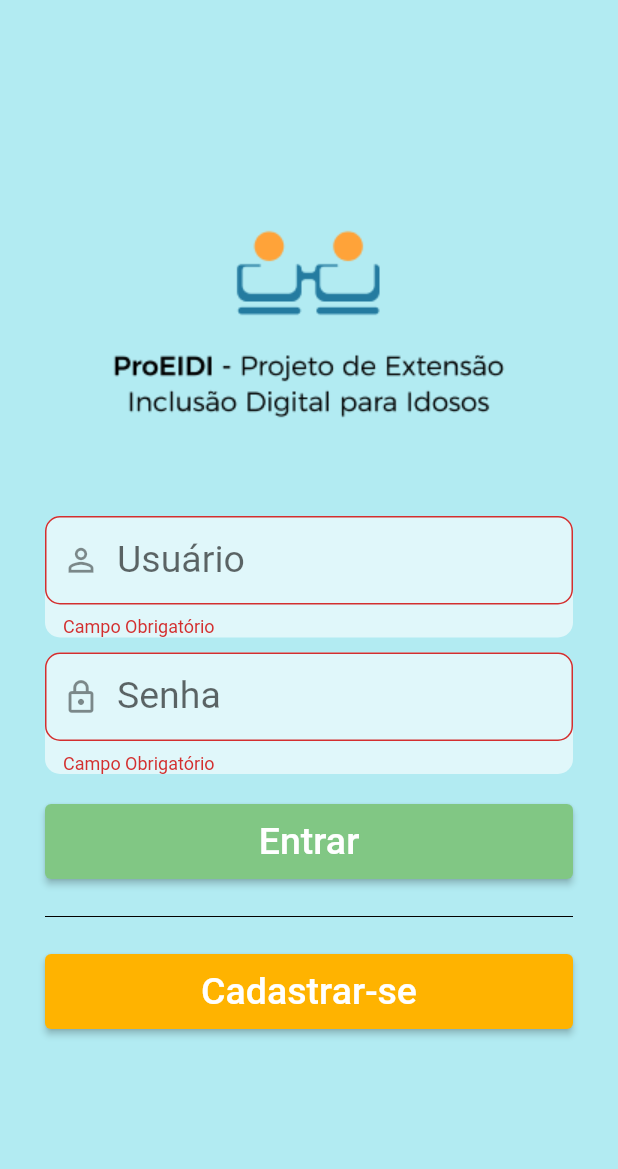
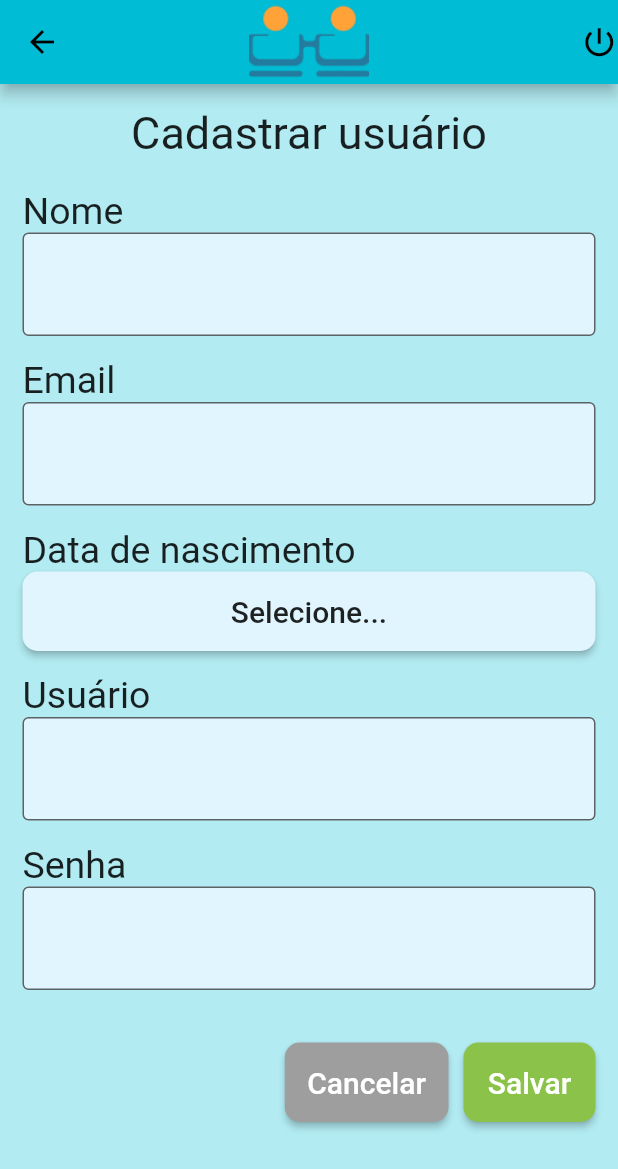
Before and after one commit to genarciso/projeto_forum_proeidi, a Flutter app: the screen it shows after launch, after a tap on "Entrar", after a tap on "Cadastrar-se", on a phone screen of 412 x 824 dp. Shown: the top 1169 px of the screen. Run offline on Flutter 3.47's test engine with Material 2 defaults, Android fonts, the phone set to English and light mode, and no system bars; our stand-ins replace dio, flutter_datetime_picker; missing offline and left inert: flutter_session; network calls fail.

Commit message:
Criado crud de usuario

```diff
--- a/lib/domain/pessoa.model.dart
+++ b/lib/domain/pessoa.model.dart
@@ -1,17 +1,19 @@
 import 'package:projeto_forum_proeidi/domain/tipoDTO.dart';
 
 class PessoaModel extends TipoDTO<num> {
-  final String usuario;
-  final String email;
+  String usuario;
+  String email;
+  String senha;
   DateTime dataNascimento;
 
-  PessoaModel({id, nome, this.usuario, this.email, this.dataNascimento}) : super(id: id, nome: nome);
+  PessoaModel({id, nome, this.usuario, this.email, this.senha, this.dataNascimento}) : super(id: id, nome: nome);
 
   factory PessoaModel.fromJson(Map<String, dynamic> json) => PessoaModel(
     id: json["id"],
     nome: json["nome"],
     usuario: json["usuario"],
     email: json["email"],
+    senha: json["senha"],
     dataNascimento: DateTime.parse(json["dataNascimento"])
   );
 
@@ -20,11 +22,12 @@ class PessoaModel extends TipoDTO<num> {
     "nome": nome,
     "usuario": usuario,
     "email": email,
+    "senha": senha,
     "dataNascimento": dataNascimento.toIso8601String()
   };
 
   @override
   String toString() {
-    return '$usuario: $nome';
+    return '$id, $usuario, $nome, $senha';
   }
 }
--- a/lib/domain/usuario.model.dart
+++ b/lib/domain/usuario.model.dart
@@ -22,7 +22,7 @@ class UsuarioModel extends TipoDTO<num> {
     "nome": nome,
     "usuario": usuario,
     "email": email,
-    "dataNascimento": dataNascimento.toIso8601String(),
+    "dataNascimento": dataNascimento != null ? dataNascimento.toIso8601String() : null,
     "papel": papel
   };
 
--- a/lib/main.dart
+++ b/lib/main.dart
@@ -2,6 +2,7 @@ import 'package:flutter/material.dart';
 import 'package:projeto_forum_proeidi/ui/duvida/duvida.dart';
 import 'package:projeto_forum_proeidi/ui/duvida/duvida_form.dart';
 import 'package:projeto_forum_proeidi/ui/login/login.dart';
+import 'package:projeto_forum_proeidi/ui/perfil/perfil_form.dart';
 import 'package:projeto_forum_proeidi/ui/resposta/resposta.dart';
 import 'package:projeto_forum_proeidi/ui/resposta/resposta_form.dart';
 import 'package:projeto_forum_proeidi/ui/topico/topico.dart';
@@ -27,7 +28,8 @@ class MyApp extends StatelessWidget {
         '/duvida': (context) => DuvidaPage(),
         '/duvida/form': (context) => DuvidaFormPage(),
         '/resposta': (context) => RespostaPage(),
-        '/resposta/form': (context) => RespostaFormPage()
+        '/resposta/form': (context) => RespostaFormPage(),
+        '/perfil/form': (context) => PerfilFormPage()
       },
     );
   }
--- a/lib/ui/login/login.dart
+++ b/lib/ui/login/login.dart
@@ -138,7 +138,7 @@ class _LoginPageState extends State<LoginPage> {
                         },
                       ),
                     ),
-                    onPressed: () {},
+                    onPressed: () {Navigator.of(context).pushNamed("/perfil/form");},
                     child: Container(
                         width: double.infinity,
                         height: 50,
--- a/lib/ui/perfil/perfil_form.dart
+++ b/lib/ui/perfil/perfil_form.dart
@@ -0,0 +1,274 @@
+import 'package:flutter/cupertino.dart';
+import 'package:flutter/material.dart';
+import 'package:flutter_datetime_picker/flutter_datetime_picker.dart';
+import 'package:flutter_session/flutter_session.dart';
+import 'package:projeto_forum_proeidi/domain/pessoa.model.dart';
+import 'package:projeto_forum_proeidi/repository/pessoa.repository.dart';
+import 'package:projeto_forum_proeidi/ui/shared/menus.dart';
+
+class PerfilFormPage extends StatelessWidget {
+  PessoaRepository _pessoaRepository;
+  GlobalKey<FormState> _form  = new GlobalKey();
+  bool _validacao = false;
+  PessoaModel _pessoaForum;
+
+  PerfilFormPage() {
+    _pessoaForum = PessoaModel();
+    _pessoaRepository = PessoaRepository();
+  }
+  @override
+  Widget build(BuildContext context) {
+    if (ModalRoute.of(context).settings.arguments !=  null) {
+      _pessoaForum = ModalRoute.of(context).settings.arguments;
+    }
+    return Scaffold(
+        appBar: MenuApp(),
+        backgroundColor: Colors.cyan.shade100,
+        body: SingleChildScrollView(
+          child: Form(
+            key: _form,
+            autovalidateMode: _validacao ? AutovalidateMode.always : AutovalidateMode.disabled,
+            child: Container(
+                child: Padding(
+                  padding: const EdgeInsets.all(15),
+                  child: Column(
+                    crossAxisAlignment: CrossAxisAlignment.start,
+                    children: [
+                      Container(
+                        alignment: Alignment.center,
+                        child: Text(_pessoaForum.id == null ? 'Cadastrar usuário' : 'Editar usuário',
+                            style: TextStyle(
+                                fontSize: 30
+                            )
+                        ),
+                      ),
+                      SizedBox(height: 20),
+                      Text(
+                        'Nome',
+                        style: TextStyle(
+                          fontSize: 25,
+                        ),
+                        textAlign: TextAlign.left,
+                      ),
+                      TextFormField(
+                        initialValue: _pessoaForum.nome,
+                        validator: (value) {
+                          if (value.length == 0) {
+                            return "Campo Obrigatório";
+                          } else {
+                            return null;
+                          }
+                        },
+                        decoration: InputDecoration(
+                            border: OutlineInputBorder(),
+                            fillColor: Colors.lightBlue[50],
+                            filled: true,
+                            isDense: true,
+                            contentPadding: EdgeInsets.all(25)),
+                        onSaved: (text) {
+                          _pessoaForum.nome = text;
+                        },
+                      ),
+                      SizedBox(height: 15),
+                      Text(
+                        'Email',
+                        style: TextStyle(
+                          fontSize: 25,
+                        ),
+                        textAlign: TextAlign.left,
+                      ),
+                      TextFormField(
+                        initialValue: _pessoaForum.email,
+                        keyboardType: TextInputType.emailAddress,
+                        validator: (value) {
+                          if (value.length == 0) {
+                            return "Campo Obrigatório";
+                          } else {
+                            return null;
+                          }
+                        },
+                        decoration: InputDecoration(
+                            border: OutlineInputBorder(),
+                            fillColor: Colors.lightBlue[50],
+                            filled: true,
+                            isDense: true,
+                            contentPadding: EdgeInsets.all(25)),
+                        onSaved: (text) {
+                          _pessoaForum.email = text;
+                        },
+                      ),
+                      SizedBox(height: 15),
+                      Text(
+                        'Data de nascimento',
+                        style: TextStyle(
+                          fontSize: 25,
+                        ),
+                        textAlign: TextAlign.left,
+                      ),
+                      MaterialButton(
+                        color: Colors.lightBlue[50],
+                        minWidth: MediaQuery.of(context).size.width,
+                        child: Text(
+                          'Selecione...',
+                          style: TextStyle(
+                            fontSize: 20
+                          ),
+                          textAlign: TextAlign.left,
+                        ),
+                        padding: EdgeInsets.all(15),
+                        shape: RoundedRectangleBorder(
+                          borderRadius: BorderRadius.circular(10),
+                        ),
+                        onPressed: () {
+                          DatePicker.showDatePicker(
+                            context,
+                            showTitleActions: true,
+                            locale: LocaleType.pt,
+                            currentTime: _pessoaForum.dataNascimento != null ? _pessoaForum.dataNascimento : DateTime.now(),
+                            minTime: DateTime(1920),
+                            maxTime: DateTime(2022),
+                            theme: DatePickerTheme(
+                              headerColor: Colors.cyan[100],
+                              backgroundColor: Colors.cyan[50],
+                              containerHeight: 300,
+                              itemStyle: TextStyle(
+                                  color: Colors.black,
+                                  fontSize: 25),
+                              doneStyle: TextStyle(color: Colors.lightGreen, fontSize: 20),
+                              cancelStyle: TextStyle(color: Colors.black, fontSize: 20),
+                            ),
+                            onConfirm: (data) {
+                              _pessoaForum.dataNascimento = data;
+                            }
+                          );
+                        },
+                      ),
+                      SizedBox(height: 15),
+                      Text(
+                        'Usuário',
+                        style: TextStyle(
+                          fontSize: 25,
+                        ),
+                        textAlign: TextAlign.left,
+                      ),
+                      TextFormField(
+                        initialValue: _pessoaForum.usuario,
+                        validator: (value) {
+                          if (value.length == 0) {
+                            return "Campo Obrigatório";
+                          } else {
+                            return null;
+                          }
+                        },
+                        decoration: InputDecoration(
+                            border: OutlineInputBorder(),
+                            fillColor: Colors.lightBlue[50],
+                            filled: true,
+                            isDense: true,
+                            contentPadding: EdgeInsets.all(25)),
+                        onSaved: (text) {
+                          _pessoaForum.usuario = text;
+                        },
+                      ),
+                      SizedBox(height: 15),
+                      Text(
+                        'Senha',
+                        style: TextStyle(
+                          fontSize: 25,
+                        ),
+                        textAlign: TextAlign.left,
+                      ),
+                      TextFormField(
+                        obscureText: true,
+                        initialValue: _pessoaForum.senha,
+                        validator: (value) {
+                          if (_pessoaForum.id == null) {
+                            if (value.length == 0) {
+                              return "Campo Obrigatório";
+                            }
+                          }
+                          return null;
+                        },
+                        decoration: InputDecoration(
+                            border: OutlineInputBorder(),
+                            fillColor: Colors.lightBlue[50],
+                            filled: true,
+                            isDense: true,
+                            contentPadding: EdgeInsets.all(25)),
+                        onSaved: (text) {
+                          if (text != "") {
+                            _pessoaForum.senha = text;
+                          }
+                        },
+                      ),
+                      SizedBox(height: 15),
+                      Container(
+                          margin: EdgeInsets.only(top: 20),
+                          child: Row(
+                              mainAxisAlignment: MainAxisAlignment.end,
+                              children: [
+                                MaterialButton(
+                                  child: Text(
+                                    'Cancelar',
+                                    style: TextStyle(
+                                        color: Colors.white,
+                                        fontSize: 20
+                                    ),
+                                  ),
+                                  padding: EdgeInsets.all(15),
+                                  color: Colors.grey,
+                                  shape: RoundedRectangleBorder(
+                                    borderRadius: BorderRadius.circular(10),
+                                  ),
+                                  onPressed: () => {
+                                    if (_pessoaForum.id == null) {
+                                      Navigator.of(context).pushReplacementNamed('/')
+                                    } else {
+                                      Navigator.of(context).pushReplacementNamed('/topico')
+                                    }
+                                  },
+                                ),
+                                SizedBox(width: 10),
+                                MaterialButton(
+                                  child: Text('Salvar',
+                                      style: TextStyle(
+                                          color: Colors.white,
+                                          fontSize: 20
+                                      )
+                                  ),
+                                  padding: EdgeInsets.all(15),
+                                  color: Colors.lightGreen,
+                                  shape: RoundedRectangleBorder(
+                                    borderRadius: BorderRadius.circular(10),
+                                  ),
+                                  onPressed: () => _enviarForm(context),
+                                )
+                              ])
+                      )
+                    ],
+                  ),
+                )
+            ),
+          ),
+        )
+    );
+  }
+
+  void _enviarForm(context) {
+    if (_form.currentState.validate()) {
+      _form.currentState.save();
+      try {
+        _pessoaRepository.salvar(_pessoaForum);
+        if (_pessoaForum.id == null) {
+          Navigator.of(context).pushReplacementNamed('/');
+        } else {
+          FlutterSession().set("usuario", _pessoaForum);
+          Navigator.of(context).pushReplacementNamed('/topico');
+        }
+
+      } catch (err) {
+        print("Deu ruim | $err");
+      }
+    }
+  }
+}
--- a/lib/ui/shared/menus.dart
+++ b/lib/ui/shared/menus.dart
@@ -2,6 +2,9 @@ import 'package:flutter/cupertino.dart';
 import 'package:flutter/material.dart';
 import 'package:flutter/widgets.dart';
 import 'package:flutter_session/flutter_session.dart';
+import 'package:projeto_forum_proeidi/domain/pessoa.model.dart';
+import 'package:projeto_forum_proeidi/domain/usuario.model.dart';
+import 'package:projeto_forum_proeidi/repository/pessoa.repository.dart';
 
 class MenuApp extends StatelessWidget implements PreferredSizeWidget {
   @override
@@ -26,12 +29,22 @@ class MenuApp extends StatelessWidget implements PreferredSizeWidget {
 class MenuLateral extends StatelessWidget {
 
   Future<dynamic> usuarioSessao =  FlutterSession().get("usuario");
+  PessoaRepository _pessoaRepository;
+  PessoaModel pessoa;
+
+  MenuLateral() {
+    _pessoaRepository = PessoaRepository();
+  }
 
   @override
   Widget build(BuildContext context) {
     return FutureBuilder(
       future: usuarioSessao,
       builder:(index, snapshot) {
+        if (snapshot.data != null && snapshot.data["id"] != null) {
+          _pessoaRepository.buscarUm( snapshot.data["id"] ).then((value) => pessoa = value);
+        }
+
         return Drawer(
           child: Material(
             color: Colors.cyan,
@@ -39,13 +52,13 @@ class MenuLateral extends StatelessWidget {
               children: [
                 UserAccountsDrawerHeader(
                     currentAccountPicture: Icon(Icons.account_circle_outlined, size: 80, color: Colors.white),
-                    accountName: Text(snapshot.data != null ? snapshot.data["nome"] : "",
+                    accountName: Text(snapshot.data != null &&  snapshot.data["id"] != null ? snapshot.data["nome"] : "",
                         style: TextStyle(
                             color: Colors.white,
                             fontSize: 20
                         )
                     ),
-                    accountEmail: Text(snapshot.data != null ? snapshot.data["email"] : "",
+                    accountEmail: Text(snapshot.data != null && snapshot.data["id"] != null ? snapshot.data["email"] : "",
                         style: TextStyle(
                           color: Colors.white,
                         )
@@ -61,7 +74,7 @@ class MenuLateral extends StatelessWidget {
                       )
                   ),
                   onTap: () {
-
+                    Navigator.of(context).pushNamed("/perfil/form", arguments: snapshot.data != null && snapshot.data["id"] != null ? pessoa : null );
                   },
                 ),
                 Divider(height: 15, color: Colors.black,),
@@ -108,7 +121,7 @@ class SairMenu extends StatelessWidget {
           // Limpar sessão
           FlutterSession().set("token", "");
           FlutterSession().set("papel", "");
-          FlutterSession().set("usuario", "");
+          FlutterSession().set("usuario", UsuarioModel());
           FlutterSession().set("errorMessage", "");
           FlutterSession().set("isOK", false);
           Navigator.of(context).pushReplacementNamed('/');
@@ -118,5 +131,6 @@ class SairMenu extends StatelessWidget {
           size: 25,
         )
     );
+
   }
 }
--- a/lib/ui/topico/topico_form.dart
+++ b/lib/ui/topico/topico_form.dart
@@ -14,7 +14,7 @@ class TopicoFormPage extends StatelessWidget {
   TopicoForumModel _topicoForumForm;
 
 
-  TopicoFormPage([TopicoForumModel topicoForumModel]) {
+  TopicoFormPage() {
     _carregarUsuarioSessao();
     _topicoForumForm = TopicoForumModel();
 
--- a/pubspec.yaml
+++ b/pubspec.yaml
@@ -24,7 +24,6 @@ dependencies:
   flutter:
     sdk: flutter
 
-
   # The following adds the Cupertino Icons font to your application.
   # Use with the CupertinoIcons class for iOS style icons.
   cupertino_icons: ^1.0.2
@@ -33,6 +32,7 @@ dependencies:
   image_picker: ^0.7.2+1
   path_provider: ^1.1.0
   flutter_session: ^0.1.1
+  flutter_datetime_picker: ^1.5.1
 
 dev_dependencies:
   flutter_test:
```
Also changed, not shown: lib/repository/pessoa.repository.dart (+15 -14 lines), pubspec.lock.
